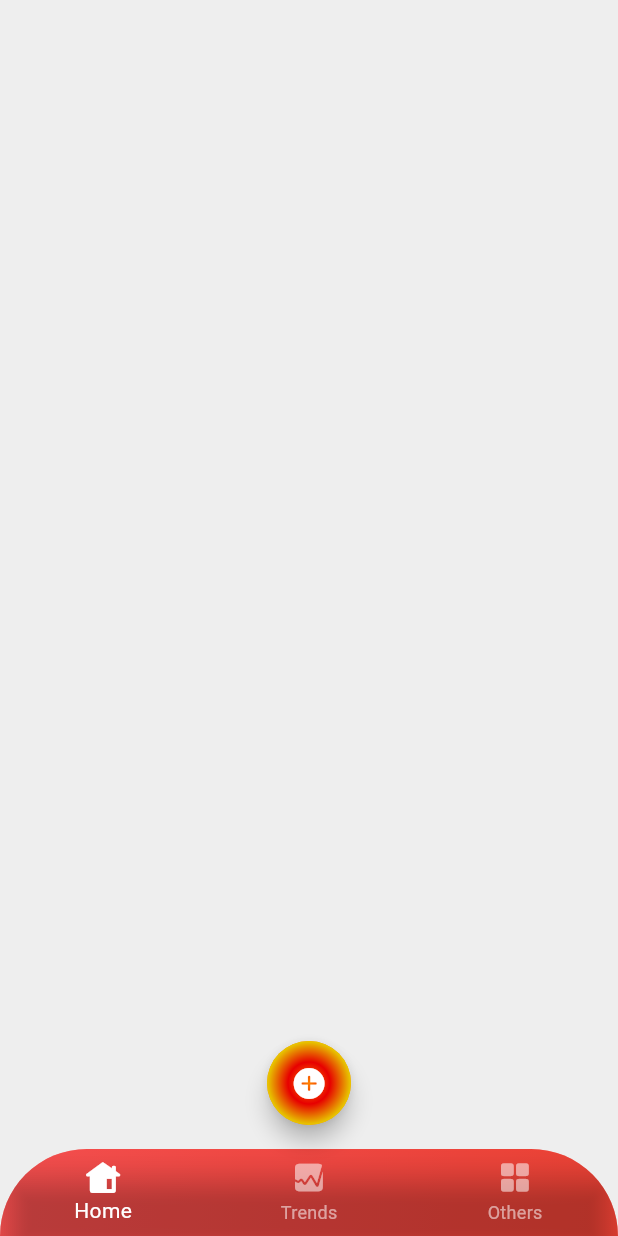
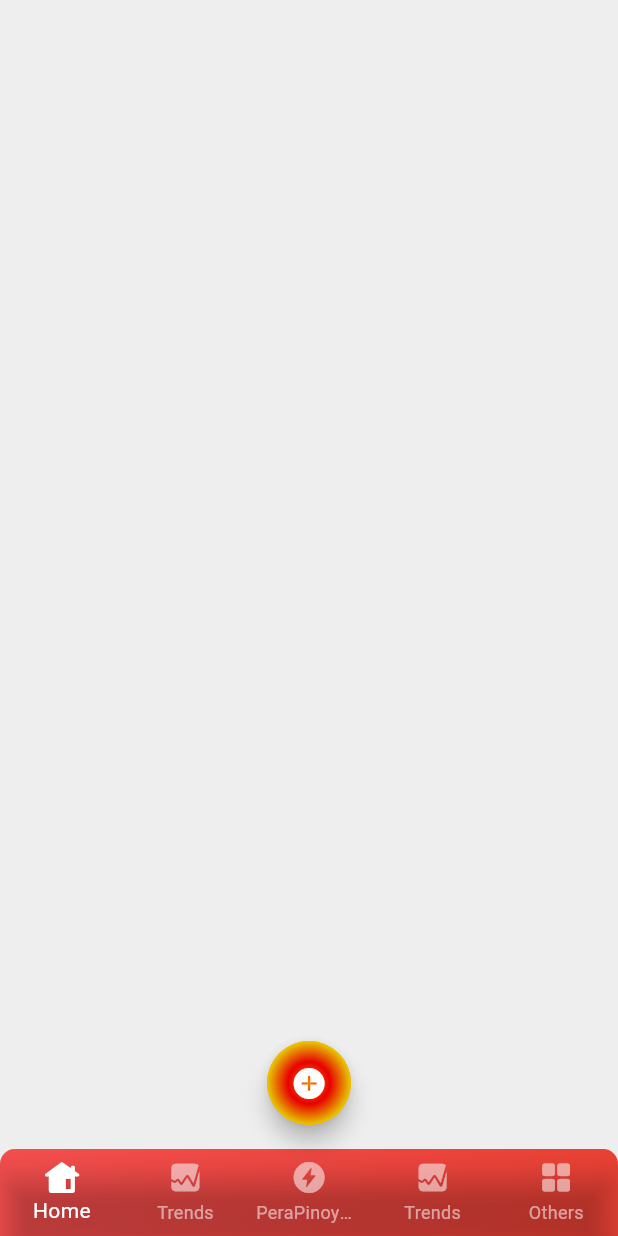
Before and after one commit to donyelqt/pera-pinoy, a Flutter app: the screen it shows after launch, on a phone screen of 412 x 824 dp. Run offline on Flutter 3.47's test engine with Material 3 defaults, Android fonts, the light colour scheme and no system bars.

Commit message:
"Updated HomeScreen: changed bottom navigation bar radius, added two new items, and modified gradient and decoration properties."

```diff
--- a/lib/screens/home/views/home_screen.dart
+++ b/lib/screens/home/views/home_screen.dart
@@ -11,7 +11,7 @@ class HomeScreen extends StatelessWidget {
     return Scaffold(
       appBar: AppBar(),
       bottomNavigationBar: ClipRRect(
-        borderRadius: BorderRadius.vertical(top: Radius.circular(100)),
+        borderRadius: BorderRadius.vertical(top: Radius.circular(10)),
         child: Container(
           decoration: BoxDecoration(
             gradient: LinearGradient(
@@ -28,14 +28,24 @@ class HomeScreen extends StatelessWidget {
             ],
           ),
           child: BottomNavigationBar(
-            backgroundColor: Colors.transparent,
+            backgroundColor:
+                Colors.transparent, // Transparent so gradient shows
             selectedItemColor: Colors.white,
             unselectedItemColor: Colors.white54,
+            type: BottomNavigationBarType.fixed, // Correct placement
             items: const [
               BottomNavigationBarItem(
-                  icon: Icon(CupertinoIcons.house_alt_fill), label: 'Home'),
+                  icon: Icon(CupertinoIcons.house_alt_fill),
+                  label: 'Home'),
               BottomNavigationBarItem(
-                  icon: Icon(CupertinoIcons.graph_square_fill), label: 'Trends'),
+                  icon: Icon(CupertinoIcons.graph_square_fill),
+                  label: 'Trends'),
+              BottomNavigationBarItem(
+                  icon: Icon(CupertinoIcons.bolt_circle_fill),
+                  label: 'PeraPinoyGPT'),
+              BottomNavigationBarItem(
+                  icon: Icon(CupertinoIcons.graph_square_fill),
+                  label: 'Trends'),
               BottomNavigationBarItem(
                   icon: Icon(CupertinoIcons.square_grid_2x2_fill),
                   label: 'Others'),
@@ -52,7 +62,7 @@ class HomeScreen extends StatelessWidget {
           height: 60,
           decoration: BoxDecoration(
             shape: BoxShape.circle,
-            gradient:   RadialGradient(
+            gradient: RadialGradient(
               colors: [
                 Theme.of(context).colorScheme.primary,
                 Theme.of(context).colorScheme.secondary,
```
